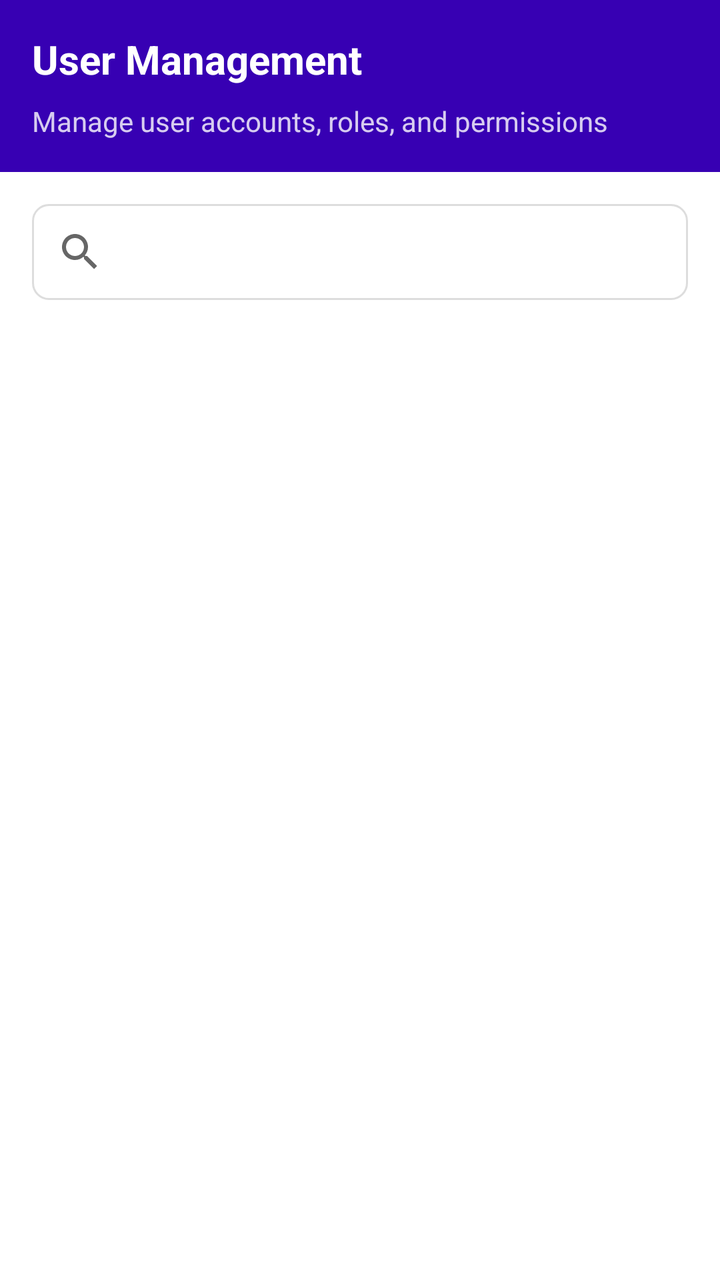
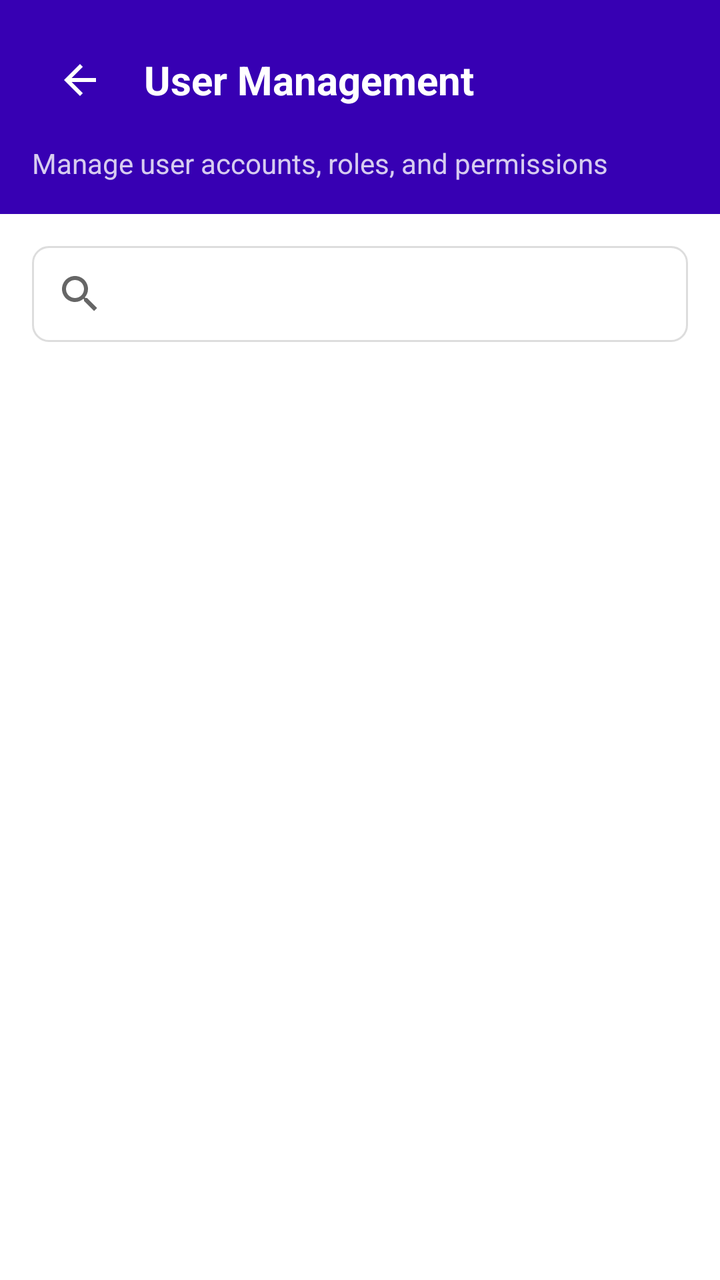

An Android layout rendered at two revisions. The XML below is the earlier revision; the diff shows what the commit changed to produce the second picture.
<!-- AndroidManifest.xml: application theme Theme.WatUFound -->
<!-- res/layout/fragment_admin_users.xml -->
<?xml version="1.0" encoding="utf-8"?>
<androidx.constraintlayout.widget.ConstraintLayout xmlns:android="http://schemas.android.com/apk/res/android"
    xmlns:app="http://schemas.android.com/apk/res-auto"
    android:layout_width="match_parent"
    android:layout_height="match_parent"
    android:background="@color/white">

    
    <LinearLayout
        android:id="@+id/headerLayout"
        android:layout_width="match_parent"
        android:layout_height="wrap_content"
        android:orientation="vertical"
        android:padding="16dp"
        android:background="@color/purple_700"
        app:layout_constraintTop_toTopOf="parent">

        <TextView
            android:layout_width="match_parent"
            android:layout_height="wrap_content"
            android:text="User Management"
            android:textSize="20sp"
            android:textStyle="bold"
            android:textColor="@color/white"
            android:layout_marginBottom="8dp" />

        <TextView
            android:layout_width="match_parent"
            android:layout_height="wrap_content"
            android:text="Manage user accounts, roles, and permissions"
            android:textSize="14sp"
            android:textColor="@color/white"
            android:alpha="0.8" />

    </LinearLayout>

    
    <LinearLayout
        android:id="@+id/searchLayout"
        android:layout_width="match_parent"
        android:layout_height="wrap_content"
        android:orientation="horizontal"
        android:padding="16dp"
        android:background="@color/white"
        app:layout_constraintTop_toBottomOf="@id/headerLayout">

        <SearchView
            android:id="@+id/searchViewUsers"
            android:layout_width="match_parent"
            android:layout_height="wrap_content"
            android:background="@drawable/input_field_background"
            android:queryHint="Search users..."
            app:iconifiedByDefault="false"
            app:queryBackground="@null" />

    </LinearLayout>

    
    <androidx.recyclerview.widget.RecyclerView
        android:id="@+id/recyclerViewUsers"
        android:layout_width="match_parent"
        android:layout_height="0dp"
        android:padding="8dp"
        android:clipToPadding="false"
        android:scrollbars="vertical"
        android:fadeScrollbars="false"
        app:layout_constraintTop_toBottomOf="@id/searchLayout"
        app:layout_constraintBottom_toBottomOf="parent"
        app:layout_constraintStart_toStartOf="parent"
        app:layout_constraintEnd_toEndOf="parent" />

    
    <ProgressBar
        android:id="@+id/loadingIndicator"
        android:layout_width="wrap_content"
        android:layout_height="wrap_content"
        android:visibility="gone"
        app:layout_constraintTop_toBottomOf="@id/recyclerViewUsers"
        app:layout_constraintStart_toStartOf="parent"
        app:layout_constraintEnd_toEndOf="parent" />

    
    <LinearLayout
        android:id="@+id/emptyStateLayout"
        android:layout_width="match_parent"
        android:layout_height="wrap_content"
        android:orientation="vertical"
        android:gravity="center"
        android:padding="32dp"
        android:visibility="gone"
        app:layout_constraintTop_toBottomOf="@id/searchLayout">

        <ImageView
            android:layout_width="64dp"
            android:layout_height="64dp"
            android:src="@drawable/ic_person_black_24dp"
            android:alpha="0.5"
            android:layout_marginBottom="16dp" />

        <TextView
            android:layout_width="wrap_content"
            android:layout_height="wrap_content"
            android:text="No users found"
            android:textSize="16sp"
            android:textColor="@color/gray"
            android:layout_marginBottom="8dp" />

        <TextView
            android:layout_width="wrap_content"
            android:layout_height="wrap_content"
            android:text="Try adjusting your search criteria"
            android:textSize="14sp"
            android:textColor="@color/gray"
            android:alpha="0.7" />

    </LinearLayout>

</androidx.constraintlayout.widget.ConstraintLayout>
<!-- resources referenced by this layout -->
<resources>
  <color name="gray">#6B7280</color>
  <color name="purple_700">#FF3700B3</color>
  <color name="white">#FFFFFFFF</color>
  <!-- drawable ic_person_black_24dp (drawable) -->
  <vector xmlns:android="http://schemas.android.com/apk/res/android" android:height="24dp" android:tint="#000000" android:viewportHeight="960" android:viewportWidth="960" android:width="24dp">
        
      <path android:fillColor="@android:color/white" android:pathData="M234,684Q285,645 348,622.5Q411,600 480,600Q549,600 612,622.5Q675,645 726,684Q761,643 780.5,591Q800,539 800,480Q800,347 706.5,253.5Q613,160 480,160Q347,160 253.5,253.5Q160,347 160,480Q160,539 179.5,591Q199,643 234,684ZM480,520Q421,520 380.5,479.5Q340,439 340,380Q340,321 380.5,280.5Q421,240 480,240Q539,240 579.5,280.5Q620,321 620,380Q620,439 579.5,479.5Q539,520 480,520ZM480,880Q397,880 324,848.5Q251,817 197,763Q143,709 111.5,636Q80,563 80,480Q80,397 111.5,324Q143,251 197,197Q251,143 324,111.5Q397,80 480,80Q563,80 636,111.5Q709,143 763,197Q817,251 848.5,324Q880,397 880,480Q880,563 848.5,636Q817,709 763,763Q709,817 636,848.5Q563,880 480,880ZM480,800Q533,800 580,784.5Q627,769 666,740Q627,711 580,695.5Q533,680 480,680Q427,680 380,695.5Q333,711 294,740Q333,769 380,784.5Q427,800 480,800ZM480,440Q506,440 523,423Q540,406 540,380Q540,354 523,337Q506,320 480,320Q454,320 437,337Q420,354 420,380Q420,406 437,423Q454,440 480,440ZM480,380Q480,380 480,380Q480,380 480,380Q480,380 480,380Q480,380 480,380Q480,380 480,380Q480,380 480,380Q480,380 480,380Q480,380 480,380ZM480,740Q480,740 480,740Q480,740 480,740Q480,740 480,740Q480,740 480,740Q480,740 480,740Q480,740 480,740Q480,740 480,740Q480,740 480,740Z"/>
      
  </vector>
  <!-- drawable input_field_background (drawable) -->
  <?xml version="1.0" encoding="utf-8"?>
  <shape xmlns:android="http://schemas.android.com/apk/res/android"
      android:shape="rectangle">
  
      <solid android:color="@android:color/white" />
  
      <stroke
          android:width="1dp"
          android:color="#DDDDDD" />
  
      <corners android:radius="8dp" />
  </shape>
  <style name="Theme.WatUFound" parent="Theme.MaterialComponents.DayNight.NoActionBar">
          
          <item name="colorPrimary">@color/purple_500</item>
          <item name="colorPrimaryVariant">@color/purple_700</item>
          <item name="colorOnPrimary">@color/white</item>
          
          <item name="colorSecondary">@color/teal_200</item>
          <item name="colorSecondaryVariant">@color/teal_700</item>
          <item name="colorOnSecondary">@color/black</item>
          
          <item name="android:statusBarColor">?attr/colorPrimaryVariant</item>
          
      </style>
  <color name="purple_500">#3700b3</color>
  <color name="teal_200">#FF03DAC5</color>
  <color name="teal_700">#FF018786</color>
  <color name="black">#FF000000</color>
</resources>

<!-- the commit's change to res/layout/fragment_admin_users.xml (unified diff, before → after) -->
@@ -15,14 +15,37 @@
         android:background="@color/purple_700"
         app:layout_constraintTop_toTopOf="parent">
 
-        <TextView
+        
+        <LinearLayout
             android:layout_width="match_parent"
             android:layout_height="wrap_content"
-            android:text="User Management"
-            android:textSize="20sp"
-            android:textStyle="bold"
-            android:textColor="@color/white"
-            android:layout_marginBottom="8dp" />
+            android:orientation="horizontal"
+            android:gravity="center_vertical"
+            android:layout_marginBottom="8dp">
+
+            
+            <ImageButton
+                android:id="@+id/backButton"
+                android:layout_width="48dp"
+                android:layout_height="48dp"
+                android:src="@drawable/ic_arrow_back"
+                android:background="?attr/selectableItemBackgroundBorderless"
+                android:tint="@color/white"
+                android:contentDescription="Back"
+                android:padding="12dp" />
+
+            
+            <TextView
+                android:layout_width="0dp"
+                android:layout_height="wrap_content"
+                android:layout_weight="1"
+                android:text="User Management"
+                android:textSize="20sp"
+                android:textStyle="bold"
+                android:textColor="@color/white"
+                android:layout_marginStart="8dp" />
+
+        </LinearLayout>
 
         <TextView
             android:layout_width="match_parent"
<!-- resource entries referenced after the edit -->
@@ -3,6 +3,17 @@
   <color name="gray">#6B7280</color>
   <color name="purple_700">#FF3700B3</color>
   <color name="white">#FFFFFFFF</color>
+  <!-- drawable ic_arrow_back (drawable) -->
+  <vector xmlns:android="http://schemas.android.com/apk/res/android"
+      android:width="24dp"
+      android:height="24dp"
+      android:viewportWidth="24"
+      android:viewportHeight="24"
+      android:tint="?attr/colorOnSurface">
+    <path
+        android:fillColor="@android:color/white"
+        android:pathData="M20,11H7.83l5.59,-5.59L12,4l-8,8 8,8 1.41,-1.41L7.83,13H20v-2z"/>
+  </vector>
   <!-- drawable ic_person_black_24dp (drawable) -->
   <vector xmlns:android="http://schemas.android.com/apk/res/android" android:height="24dp" android:tint="#000000" android:viewportHeight="960" android:viewportWidth="960" android:width="24dp">
         
